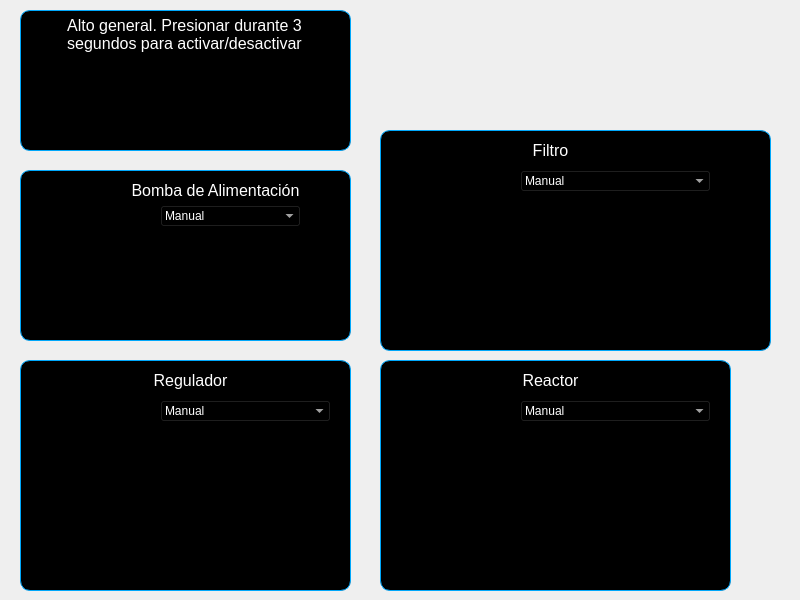
The window that asa_application/motores.ui (razulued/qt_application) describes before a commit, drawn with Qt 5.
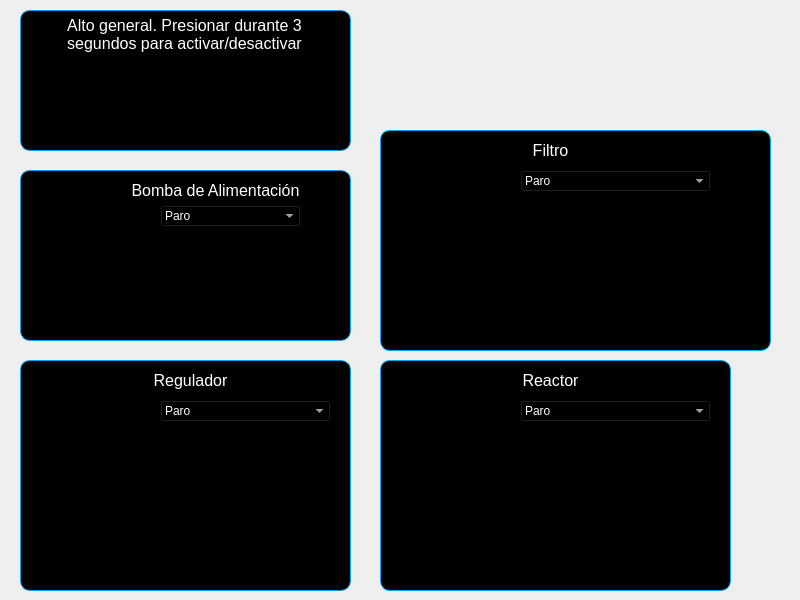
The same window after the commit. Icons and pictures are not drawn.

```diff
--- a/asa_application/motores.ui
+++ b/asa_application/motores.ui
@@ -115,7 +115,7 @@
     </property>
     <item>
      <property name="text">
-      <string>Manual</string>
+      <string>Paro</string>
      </property>
     </item>
     <item>
@@ -249,7 +249,7 @@
     </property>
     <item>
      <property name="text">
-      <string>Manual</string>
+      <string>Paro</string>
      </property>
     </item>
     <item>
@@ -515,7 +515,7 @@
     </property>
     <item>
      <property name="text">
-      <string>Manual</string>
+      <string>Paro</string>
      </property>
     </item>
     <item>
@@ -627,7 +627,7 @@
     </property>
     <item>
      <property name="text">
-      <string>Manual</string>
+      <string>Paro</string>
      </property>
     </item>
     <item>
```
Left out of the diff: 20 changed lines with no effect on the pictures.
